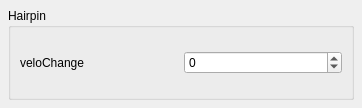
The window that mscore/mscore/hairpin.ui (musescore/musescore-old) describes before a commit, drawn with Qt 5.
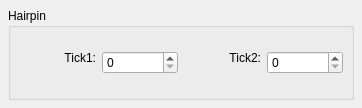
The same window after the commit.

What changed in the file:
```diff
--- a/mscore/mscore/hairpin.ui
+++ b/mscore/mscore/hairpin.ui
@@ -26,25 +26,60 @@
       <string notr="true">Hairpin</string>
      </property>
      <property name="flat">
-      <bool>false</bool>
+      <bool>true</bool>
      </property>
-     <layout class="QVBoxLayout" name="verticalLayout">
+     <layout class="QVBoxLayout">
+      <property name="spacing">
+       <number>6</number>
+      </property>
+      <property name="margin">
+       <number>8</number>
+      </property>
       <item>
-       <layout class="QHBoxLayout" name="horizontalLayout">
+       <layout class="QHBoxLayout">
+        <property name="spacing">
+         <number>6</number>
+        </property>
+        <property name="margin">
+         <number>0</number>
+        </property>
         <item>
          <widget class="QLabel" name="label">
           <property name="text">
-           <string notr="true">veloChange</string>
+           <string>Tick1:</string>
           </property>
+          <property name="textFormat">
+           <enum>Qt::PlainText</enum>
+          </property>
+          <property name="alignment">
+           <set>Qt::AlignRight</set>
+          </property>
          </widget>
         </item>
         <item>
-         <widget class="QSpinBox" name="veloChange">
-          <property name="minimum">
-           <number>-127</number>
+         <widget class="QSpinBox" name="tick1">
+          <property name="maximum">
+           <number>999999</number>
           </property>
+         </widget>
+        </item>
+        <item>
+         <widget class="QLabel" name="label_2">
+          <property name="text">
+           <string>Tick2:</string>
+          </property>
+          <property name="textFormat">
+           <enum>Qt::PlainText</enum>
+          </property>
+          <property name="alignment">
+           <set>Qt::AlignRight</set>
+          </property>
+         </widget>
+        </item>
+        <item>
+         <widget class="QSpinBox" name="tick2">
           <property name="maximum">
-           <number>127</number>
+           <number>999999</number>
           </property>
          </widget>
         </item>
```
Left out of the diff: 2 changed lines with no effect on the pictures.
